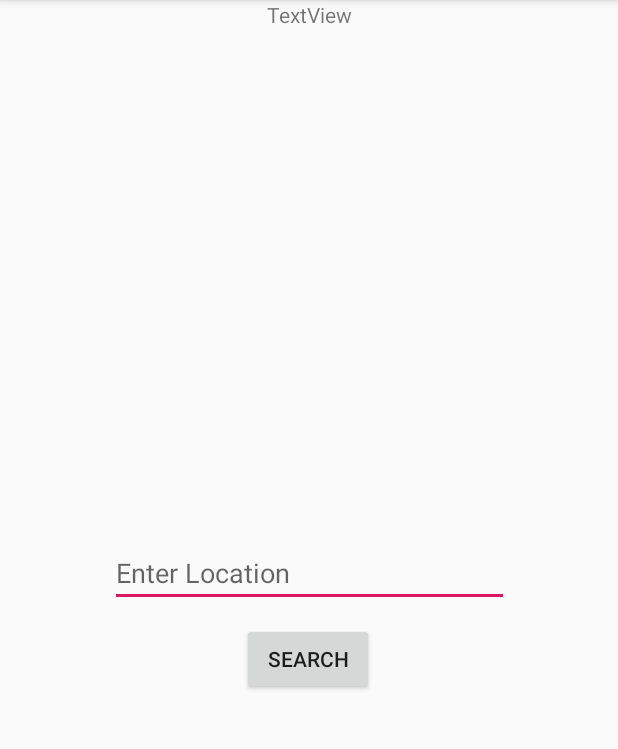
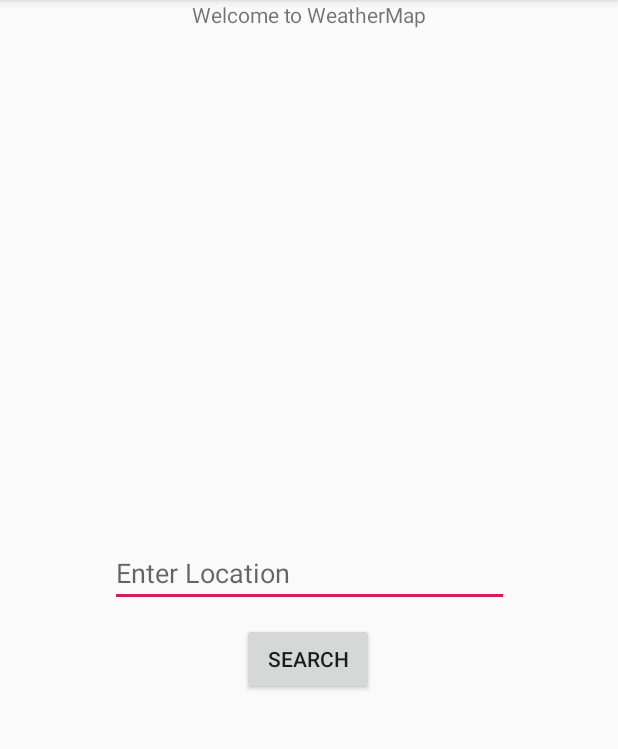
Before and after one commit to Penichet/nav, an Android app: the screen it shows after launch (MainActivity), after a tap on "SEARCH", on a phone screen of 412 x 824 dp, the part 84-833 px from its top. Run offline under Robolectric (Android 15) with nearby library versions, the phone set to English and light mode, and no system bars; our stand-ins replace Volley; network calls fail.

```diff
--- a/app/src/main/java/com/example/navigator/BlankFragment.java
+++ b/app/src/main/java/com/example/navigator/BlankFragment.java
@@ -68,7 +68,8 @@ public class BlankFragment extends Fragment implements OnMapReadyCallback {
 
         // Add a marker in Sydney and move the camera
         LatLng sydney = new LatLng(latnum, lonnum);
-        mMap.addMarker(new MarkerOptions().position(sydney).title("Marker in Sydney"));
+        mMap.addMarker(new MarkerOptions().position(sydney).title("Marker in New Location"));
         mMap.moveCamera(CameraUpdateFactory.newLatLng(sydney));
+        mMap.animateCamera( CameraUpdateFactory.zoomTo(12.0f));
     }
 }
--- a/app/src/main/java/com/example/navigator/MainActivity.java
+++ b/app/src/main/java/com/example/navigator/MainActivity.java
@@ -44,7 +44,7 @@ public class MainActivity extends AppCompatActivity {
 
     public void randomMe (View v) {
         locationInput = (EditText) findViewById(R.id.locationInput);
-        String address = locationInput.getText().toString();
+        final String address = locationInput.getText().toString();
         //String address = "129 Camp Verde Drive, Georgetown, Tx 78633";
         ///////////////////////////////////////////////////////////////////
         randomIntent = new Intent(this, SecondActivity.class);
@@ -68,7 +68,7 @@ public class MainActivity extends AppCompatActivity {
                             String lat = loc.get("lat").toString();
                             String lon = loc.get("lng").toString();
                             TextView textView = (TextView) findViewById(R.id.textView);
-                            textView.setText(lat);
+                            textView.setText("Finding: " + address);
                             randomIntent.putExtra("lat", (String) lat);
                             randomIntent.putExtra("long", (String) lon);
                             String darkKey = "4cb69f239372b85805964dd89e804575";
--- a/app/src/main/res/layout/activity_main.xml
+++ b/app/src/main/res/layout/activity_main.xml
@@ -35,7 +35,7 @@
         android:id="@+id/textView"
         android:layout_width="wrap_content"
         android:layout_height="wrap_content"
-        android:text="TextView"
+        android:text="Welcome to WeatherMap"
         app:layout_constraintEnd_toEndOf="parent"
         app:layout_constraintStart_toStartOf="parent"
         app:layout_constraintTop_toTopOf="parent" />
```
